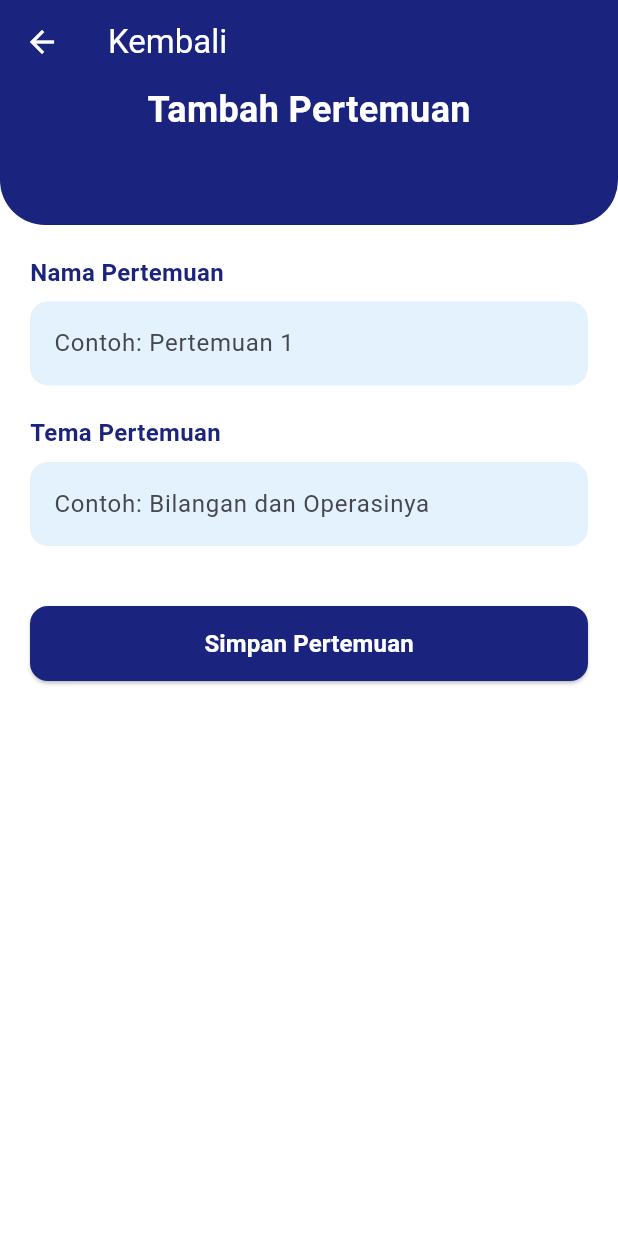
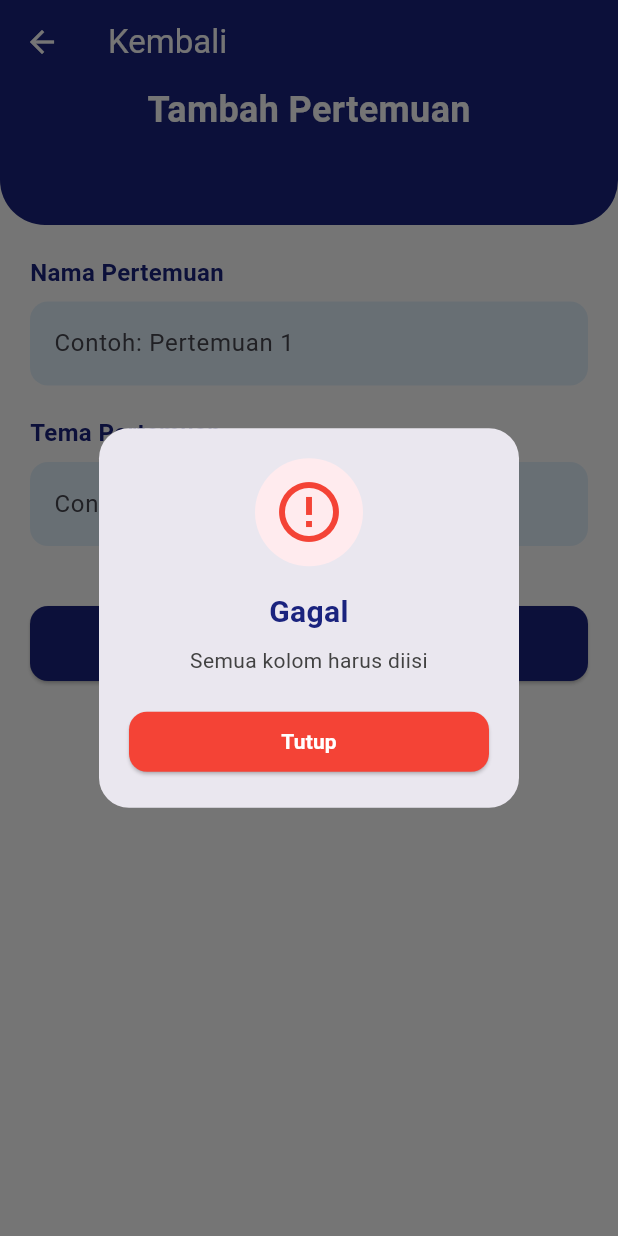
Before and after one commit to Khairul122/lms, a Flutter app: the MenambahPertemuan screen opened directly with empty values, after a tap on "Simpan Pertemuan", on a phone screen of 412 x 824 dp. Run offline on Flutter 3.47's test engine with Material 3 defaults, Android fonts, the phone set to English and light mode, and no system bars; our stand-ins replace file_picker, image_picker, shared_preferences; accounts and stored records are empty.

```diff
--- a/lib/features/classroom/presentation/menambah_pertemuan.dart
+++ b/lib/features/classroom/presentation/menambah_pertemuan.dart
@@ -39,45 +39,27 @@ Future<void> _simpanPertemuan() async {
   });
 
   try {
-
     await _meetingRepository.createMeeting(
-
       classCode: widget.classCode,
-
       namaPertemuan: _namaController.text.trim(),
-
       temaPertemuan: _temaController.text.trim(),
-
     );
 
     if (mounted) {
-
       await AppDialog.showSuccess(context, "Pertemuan berhasil ditambahkan");
-
       if (mounted) Navigator.pop(context);
-
     }
-
   } catch (e) {
-
-    AppDialog.showError(context, e.toString());
-
-      SnackBar(
-
-        content: Text(e.toString()),
-
-      ),
-
-    );
-
+    if (mounted) {
+      AppDialog.showError(context, e.toString());
+    }
+  } finally {
+    if (mounted) {
+      setState(() {
+        _isLoading = false;
+      });
+    }
   }
-
-  setState(() {
-
-    _isLoading = false;
-
-  });
-
 }
   @override
   Widget build(BuildContext context) {
```
